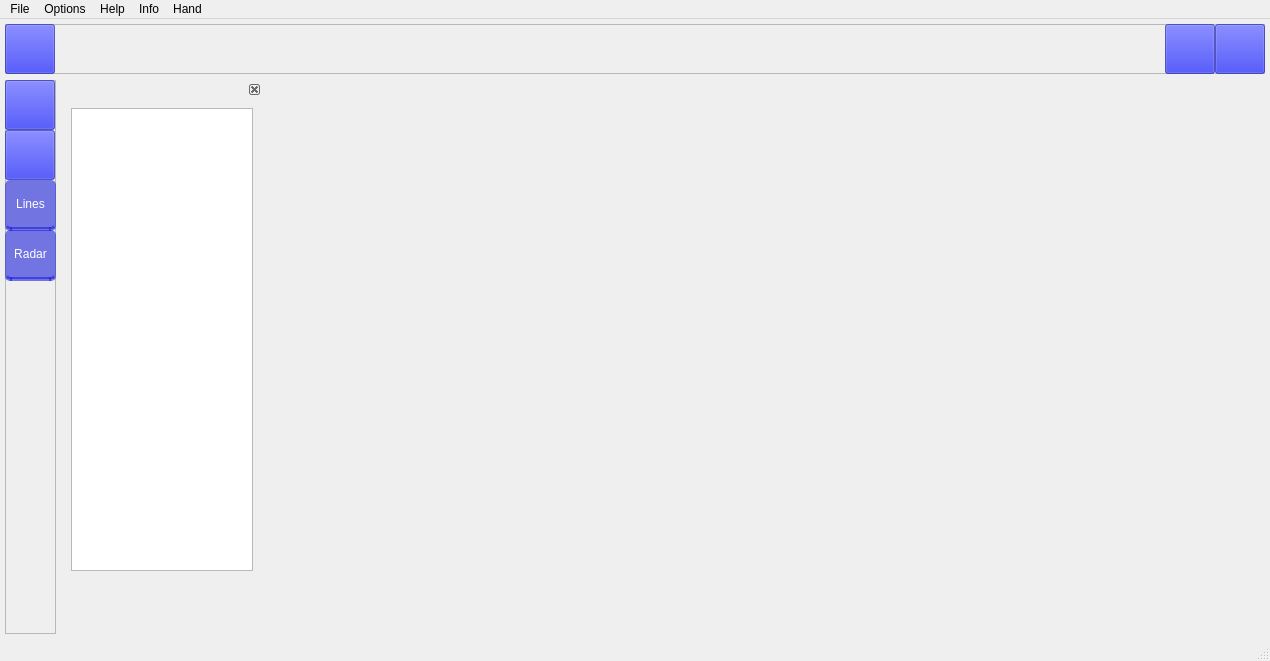
Before: the Qt Designer form mainwindow.ui in NeGvozd/CppLearningProject, drawn with Qt 5.
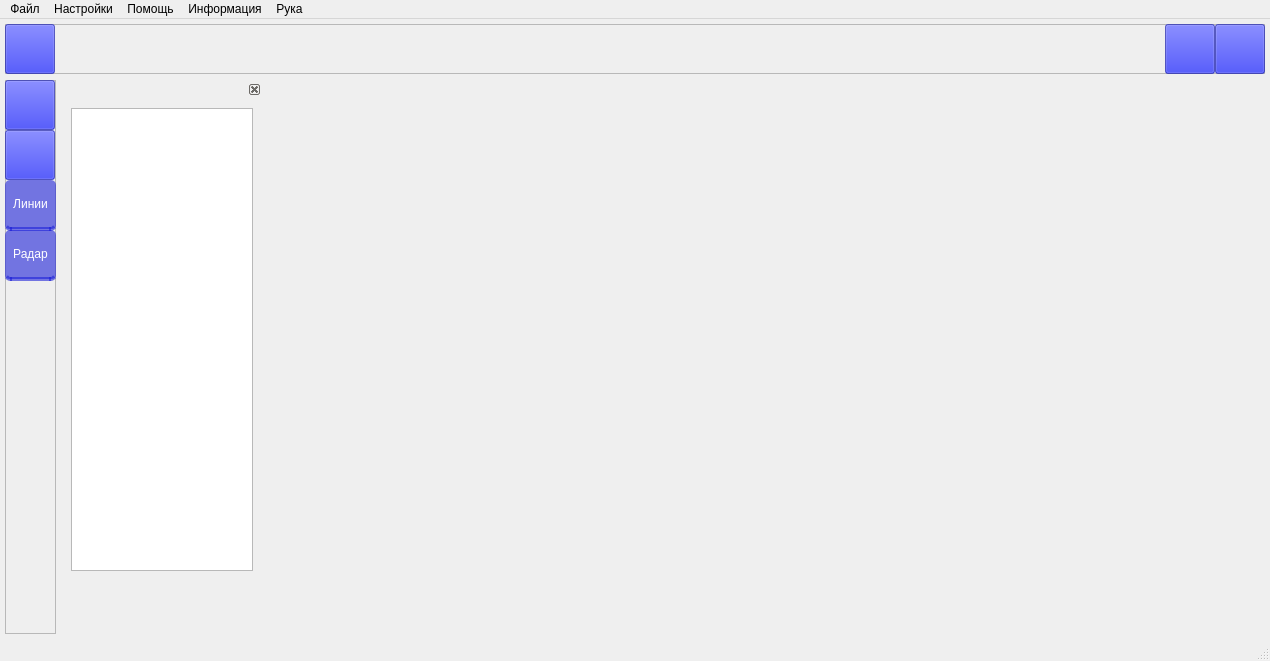
After: the same form once the commit is applied. Icons and pictures are not drawn.

```diff
--- a/mainwindow.ui
+++ b/mainwindow.ui
@@ -198,7 +198,7 @@
 }</string>
        </property>
        <property name="text">
-        <string>Lines</string>
+        <string>Линии</string>
        </property>
       </widget>
       <widget class="QPushButton" name="RadarButton">
@@ -254,7 +254,7 @@
 }</string>
        </property>
        <property name="text">
-        <string>Radar</string>
+        <string>Радар</string>
        </property>
       </widget>
      </widget>
@@ -543,7 +543,7 @@
 }</string>
     </property>
     <property name="title">
-     <string>File</string>
+     <string>Файл</string>
     </property>
     <addaction name="actionNew"/>
     <addaction name="actionOpen"/>
@@ -552,25 +552,25 @@
    </widget>
    <widget class="QMenu" name="menuOptions">
     <property name="title">
-     <string>Options</string>
+     <string>Настройки</string>
     </property>
     <addaction name="actionNETU"/>
    </widget>
    <widget class="QMenu" name="menuHelp">
     <property name="title">
-     <string>Help</string>
+     <string>Помощь</string>
     </property>
     <addaction name="actionNO_HELP"/>
    </widget>
    <widget class="QMenu" name="menuInfo">
     <property name="title">
-     <string>Info</string>
+     <string>Информация</string>
     </property>
     <addaction name="actionauthors"/>
    </widget>
    <widget class="QMenu" name="menuHand">
     <property name="title">
-     <string>Hand</string>
+     <string>Рука</string>
     </property>
     <addaction name="actionLine"/>
    </widget>
```
Left out of the diff: 24 changed lines with no effect on the pictures.
